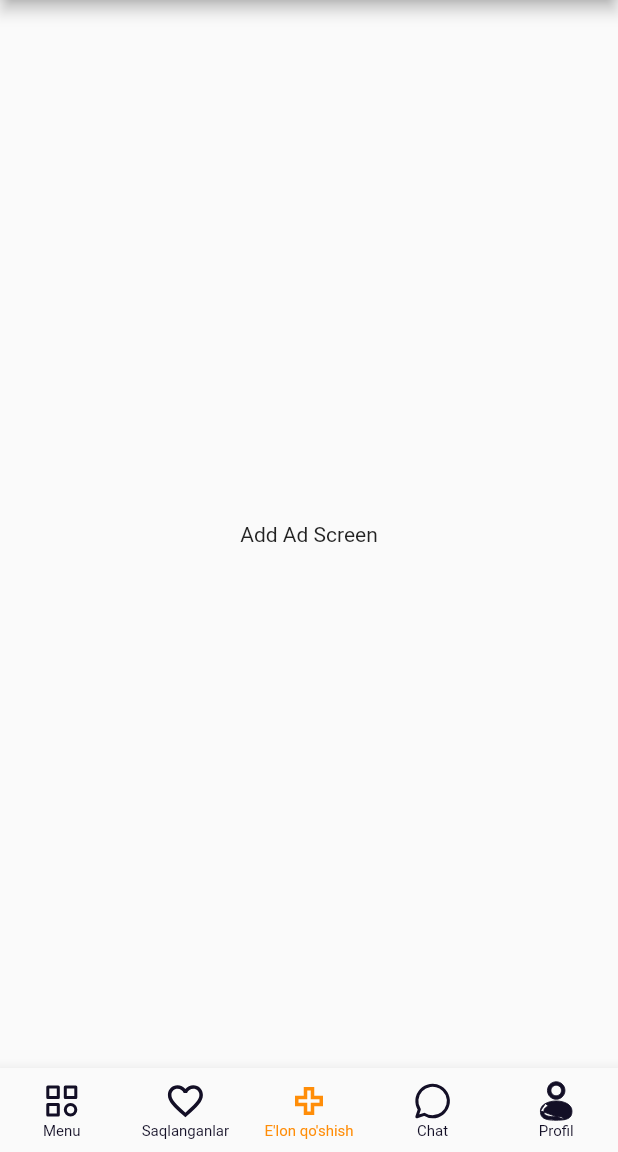
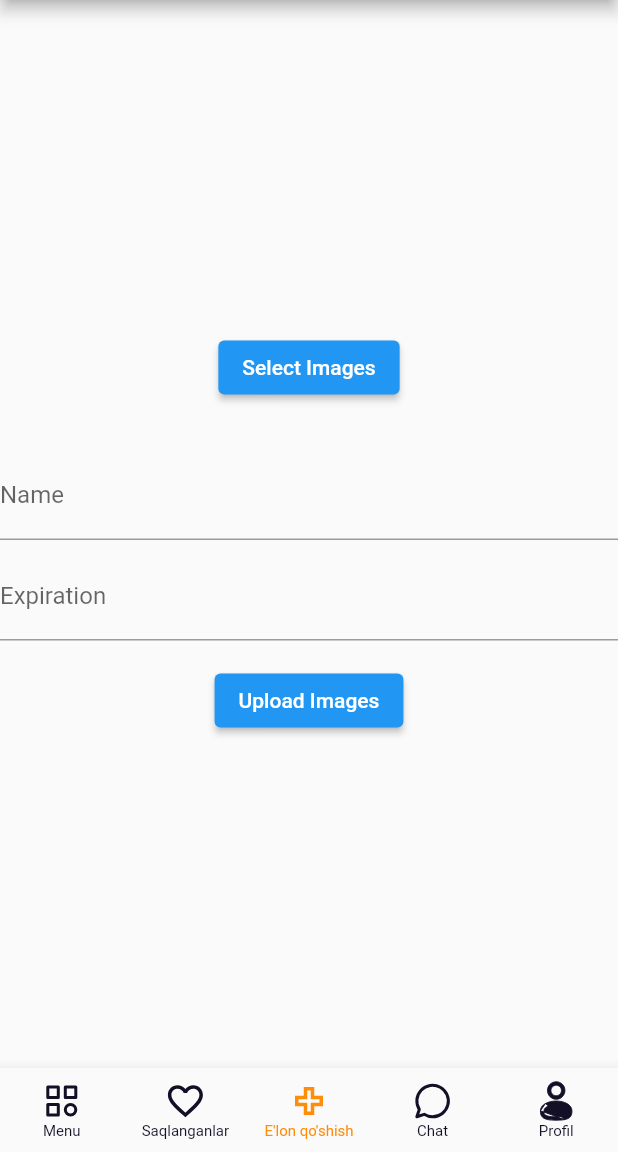
Before and after one commit to nomozovasror/UyJoyBaraka, a Flutter app: the screen it shows after launch, item 3 of the bottom bar chosen, on a phone screen of 412 x 824 dp, the part 84-1236 px from its top. Run offline on Flutter 3.47's test engine with Material 2 defaults, Android fonts, the phone set to English and light mode, and no system bars; our stand-ins replace carousel_slider, dio, file_picker, flutter_svg, like_button, smooth_page_indicator; network calls fail.

Commit message:
image upload function add

```diff
--- a/lib/pages/ad.dart
+++ b/lib/pages/ad.dart
@@ -1,22 +1,179 @@
+import 'dart:io';
+
+import 'package:dio/dio.dart';
+import 'package:file_picker/file_picker.dart';
 import 'package:flutter/material.dart';
 
+class ImageData {
+  final File file;
+  bool isUploading;
+  bool uploadSuccess;
+
+  ImageData({
+    required this.file,
+    this.isUploading = false,
+    this.uploadSuccess = false,
+  });
+}
+
 class AddAdScreen extends StatefulWidget {
-  const AddAdScreen({super.key});
+  const AddAdScreen({Key? key}) : super(key: key);
 
   @override
   State<AddAdScreen> createState() => _AddAdScreenState();
 }
 
 class _AddAdScreenState extends State<AddAdScreen> {
+  List<ImageData> selectedImages = [];
+  String name = '';
+  String expiration = '';
+
   @override
   Widget build(BuildContext context) {
-    return const Center(
+    return Center(
       child: Column(
         mainAxisAlignment: MainAxisAlignment.center,
         children: <Widget>[
-          Text('Add Ad Screen'),
+          ElevatedButton(
+            onPressed: () {
+              selectImages();
+            },
+            child: Text("Select Images"),
+          ),
+          SizedBox(height: 16),
+          Column(
+            children: [
+              for (int index = 0; index < selectedImages.length; index++)
+                Column(
+                  children: [
+                    Image.file(
+                      selectedImages[index].file,
+                      height: 100,
+                      width: 100,
+                    ),
+                    SizedBox(height: 8),
+                    if (selectedImages[index].isUploading)
+                      CircularProgressIndicator(),
+                    if (selectedImages[index].uploadSuccess)
+                      Text(
+                        'Uploaded successfully',
+                        style: TextStyle(color: Colors.green),
+                      ),
+                    SizedBox(height: 16),
+                  ],
+                ),
+            ],
+          ),
+          SizedBox(height: 16),
+          TextField(
+            onChanged: (value) {
+              setState(() {
+                name = value;
+              });
+            },
+            decoration: InputDecoration(
+              labelText: 'Name',
+            ),
+          ),
+          SizedBox(height: 8),
+          TextField(
+            onChanged: (value) {
+              setState(() {
+                expiration = value;
+              });
+            },
+            decoration: InputDecoration(
+              labelText: 'Expiration',
+            ),
+          ),
+          SizedBox(height: 16),
+          ElevatedButton(
+            onPressed: () {
+              uploadImages();
+            },
+            child: Text("Upload Images"),
+          ),
         ],
       ),
     );
   }
+
+  Future selectImages() async {
+    FilePickerResult? result = await FilePicker.platform.pickFiles(
+      allowMultiple: true,
+    );
+
+    if (result != null) {
+      List<File> files = result.paths.map((path) => File(path!)).toList();
+
+      List<ImageData> newImages = [];
+      for (File file in files) {
+        newImages.add(
+          ImageData(
+            file: file,
+          ),
+        );
+      }
+
+      setState(() {
+        selectedImages = newImages;
+      });
+    } else {
+      print("No files selected.");
+    }
+  }
+
+  Future uploadImages() async {
+    var dio = Dio();
+
+    setState(() {
+      selectedImages.forEach((imageData) {
+        imageData.isUploading = true;
+      });
+    });
+
+    for (ImageData imageData in selectedImages) {
+      try {
+        String filename = imageData.file.path.split('/').last;
+
+        FormData data = FormData.fromMap({
+          'key': 'bbf33b20d1d6882d3ea88a8185a3a197',
+          'image': await MultipartFile.fromFile(
+            imageData.file.path,
+            filename: filename,
+          ),
+          'name': name,
+          'expiration': expiration,
+        });
+
+        var response = await dio.post(
+          'https://api.imgbb.com/1/upload',
+          data: data,
+          onReceiveProgress: (int sent, int total) {
+            // Progress can be tracked here if needed
+          },
+        );
+
+        if (response.statusCode == 200) {
+          setState(() {
+            imageData.isUploading = false;
+            imageData.uploadSuccess = true;
+          });
+          print('Image uploaded successfully');
+        } else {
+          setState(() {
+            imageData.isUploading = false;
+            imageData.uploadSuccess = false;
+          });
+          print('Image upload failed');
+        }
+      } catch (e) {
+        print('Error uploading image: $e');
+        setState(() {
+          imageData.isUploading = false;
+          imageData.uploadSuccess = false;
+        });
+      }
+    }
+  }
 }
--- a/pubspec.yaml
+++ b/pubspec.yaml
@@ -41,6 +41,12 @@ dependencies:
   url_launcher: ^6.1.11
   like_button: ^2.0.5
   flutter_staggered_grid_view: ^0.4.0
+  dio: ^5.2.1+1
+
+  file_picker: ^5.3.2 #del
+  image_picker: ^1.0.0 #del
+
+  modal_progress_hud_nsn: ^0.4.0
 
 dev_dependencies:
   flutter_test:
```
Also changed, not shown: pubspec.lock, 7 other files.
